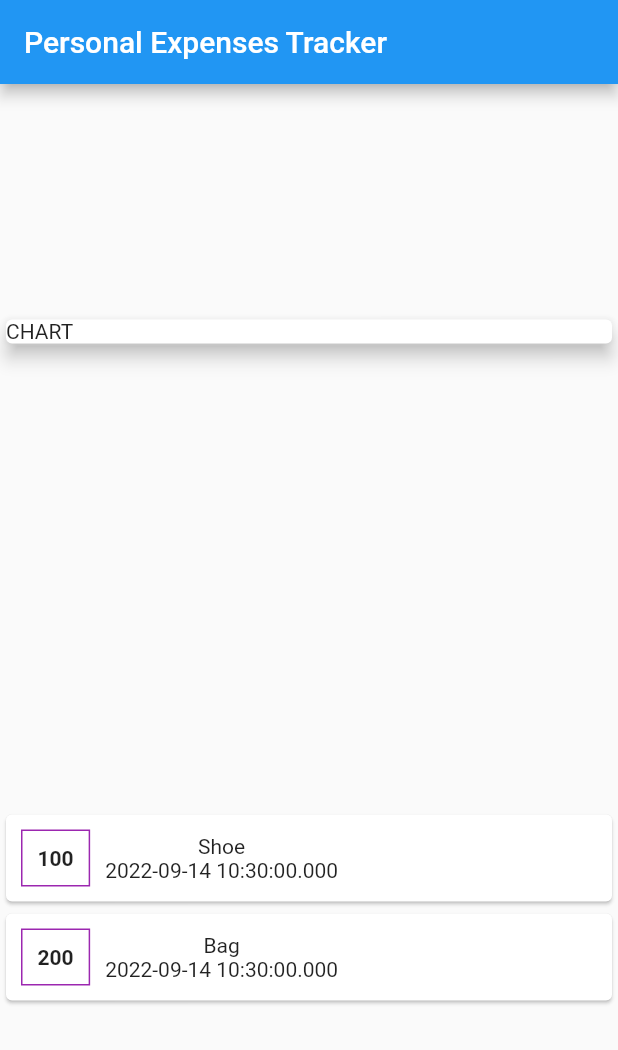
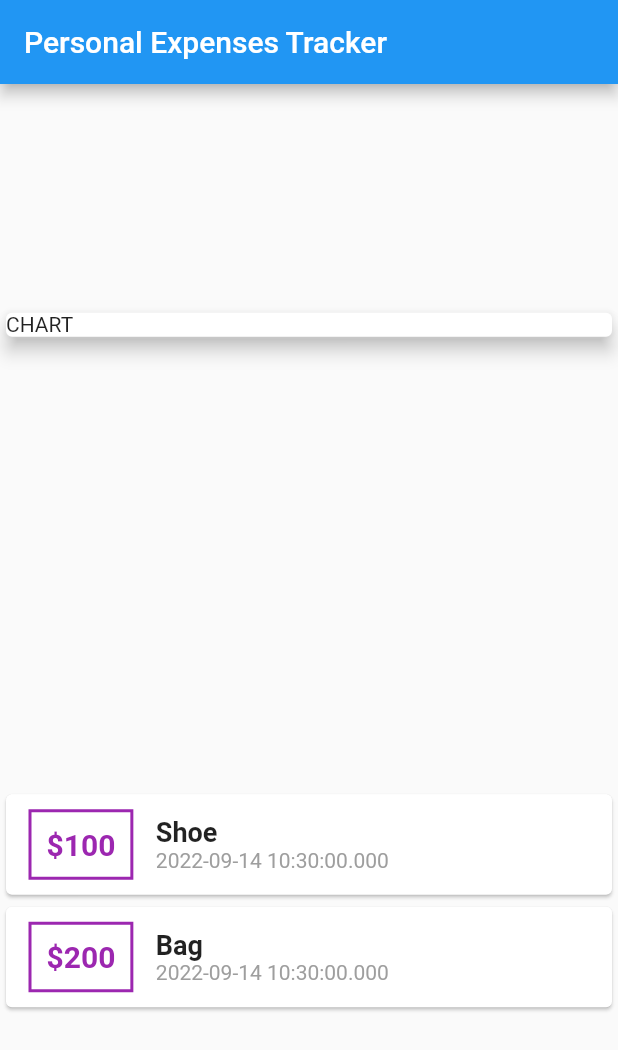
Before and after one commit to Nisschhal/flutter_basic_apps, a Flutter app: the screen it shows after launch, on a phone screen of 412 x 824 dp. Shown: the top 1050 px of the screen. Run offline on Flutter 3.47's test engine with Material 2 defaults, Android fonts, the phone set to English and light mode, and no system bars.

Commit message:
home layout and transaction model used

```diff
--- a/flutter_learning/expense_tracker/lib/main.dart
+++ b/flutter_learning/expense_tracker/lib/main.dart
@@ -39,20 +39,32 @@ class _ExpenseTrackerAppState extends State<ExpenseTrackerApp> {
                   return Card(
                     child: Row(children: [
                       Container(
-                        margin: const EdgeInsets.all(10),
+                        margin: const EdgeInsets.symmetric(
+                            vertical: 10, horizontal: 15),
                         padding: const EdgeInsets.all(10),
                         decoration: BoxDecoration(
-                          border: Border.all(color: Colors.purple),
+                          border: Border.all(color: Colors.purple, width: 2),
                         ),
                         child: Text(
-                          tx.price.toString(),
-                          style: const TextStyle(fontWeight: FontWeight.bold),
+                          '\$${tx.price}',
+                          style: const TextStyle(
+                              fontSize: 20,
+                              fontWeight: FontWeight.bold,
+                              color: Colors.purple),
                         ),
                       ),
                       Column(
+                        crossAxisAlignment: CrossAxisAlignment.start,
                         children: [
-                          Text(tx.title),
-                          Text(tx.date.toString()),
+                          Text(
+                            tx.title,
+                            style: const TextStyle(
+                                fontSize: 18, fontWeight: FontWeight.bold),
+                          ),
+                          Text(
+                            tx.date.toString(),
+                            style: const TextStyle(color: Colors.grey),
+                          ),
                         ],
                       )
                     ]),
```
